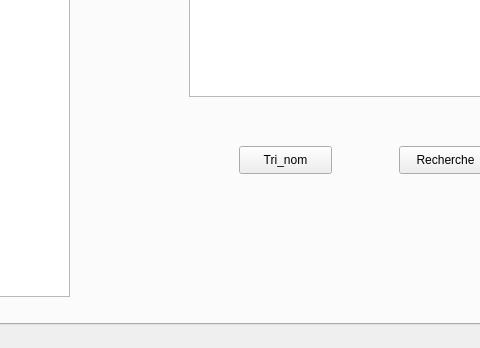
Above: mainwindow.ui from MedAzizBouzid/Smart_Beauty_Center_2A24 before the change; both pictures show x 463 to 943 and y 323 to 671 of the 1051 by 671 pixel window. Below: the same form after it.
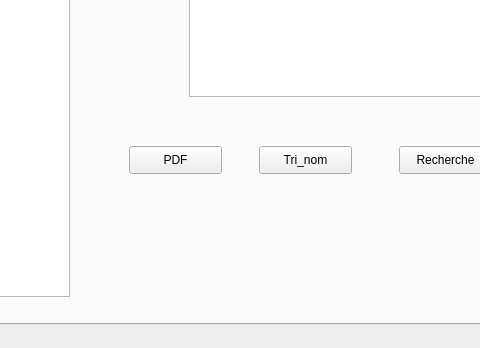
That is the form after the change. The open tabs and pages were chosen to show the change.

What changed in the file:
```diff
--- a/mainwindow.ui
+++ b/mainwindow.ui
@@ -312,7 +312,7 @@
      <widget class="QPushButton" name="Tri_nom">
       <property name="geometry">
        <rect>
-        <x>700</x>
+        <x>720</x>
         <y>420</y>
         <width>93</width>
         <height>28</height>
@@ -322,6 +322,19 @@
        <string>Tri_nom</string>
       </property>
      </widget>
+     <widget class="QPushButton" name="PDF">
+      <property name="geometry">
+       <rect>
+        <x>590</x>
+        <y>420</y>
+        <width>93</width>
+        <height>28</height>
+       </rect>
+      </property>
+      <property name="text">
+       <string>PDF</string>
+      </property>
+     </widget>
     </widget>
     <widget class="QWidget" name="tab_3">
      <attribute name="title">
```
Left out of the diff: 14 changed lines with no effect on the pictures.
